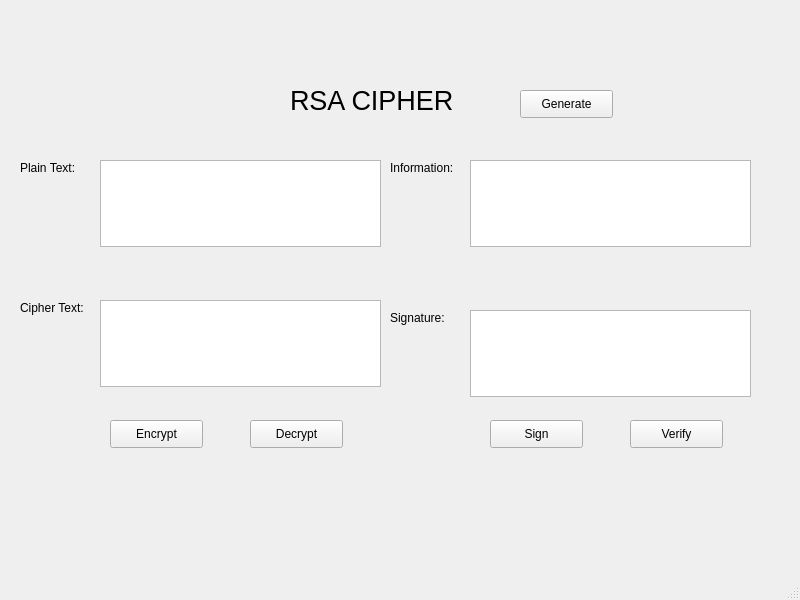
singuyen0312e9/bmtt-hutech-2280602124, file Lab-03/ui/rsa.ui: the form before one commit.
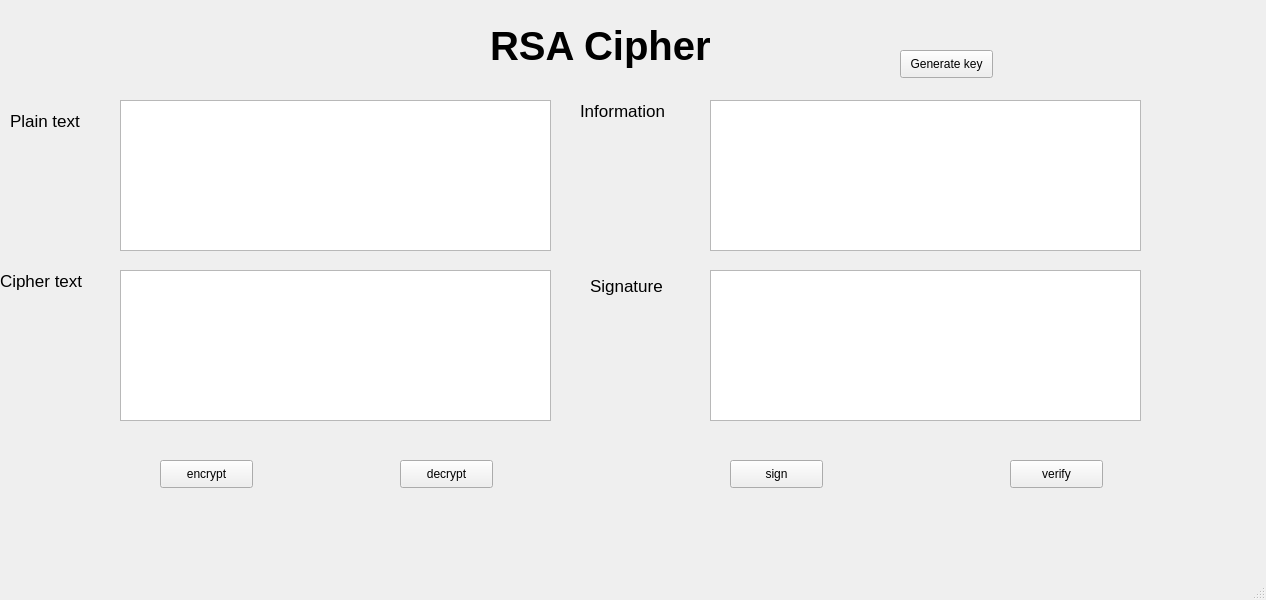
The form after the commit.

```diff
--- a/Lab-03/ui/rsa.ui
+++ b/Lab-03/ui/rsa.ui
@@ -6,7 +6,7 @@
    <rect>
     <x>0</x>
     <y>0</y>
-    <width>800</width>
+    <width>1266</width>
     <height>600</height>
    </rect>
   </property>
@@ -17,176 +17,198 @@
    <widget class="QLabel" name="label">
     <property name="geometry">
      <rect>
-      <x>290</x>
-      <y>60</y>
-      <width>181</width>
-      <height>81</height>
+      <x>490</x>
+      <y>10</y>
+      <width>311</width>
+      <height>71</height>
      </rect>
     </property>
     <property name="font">
      <font>
-      <pointsize>20</pointsize>
+      <pointsize>30</pointsize>
+      <weight>75</weight>
+      <bold>true</bold>
      </font>
     </property>
     <property name="text">
-     <string>RSA CIPHER</string>
+     <string>RSA Cipher</string>
+    </property>
+   </widget>
+   <widget class="QTextEdit" name="txt_plaintext">
+    <property name="geometry">
+     <rect>
+      <x>120</x>
+      <y>100</y>
+      <width>431</width>
+      <height>151</height>
+     </rect>
+    </property>
+   </widget>
+   <widget class="QTextEdit" name="txt_signature">
+    <property name="geometry">
+     <rect>
+      <x>710</x>
+      <y>270</y>
+      <width>431</width>
+      <height>151</height>
+     </rect>
+    </property>
+   </widget>
+   <widget class="QTextEdit" name="txt_ciphertext">
+    <property name="geometry">
+     <rect>
+      <x>120</x>
+      <y>270</y>
+      <width>431</width>
+      <height>151</height>
+     </rect>
+    </property>
+   </widget>
+   <widget class="QTextEdit" name="txt_information">
+    <property name="geometry">
+     <rect>
+      <x>710</x>
+      <y>100</y>
+      <width>431</width>
+      <height>151</height>
+     </rect>
     </property>
    </widget>
    <widget class="QLabel" name="label_2">
     <property name="geometry">
      <rect>
-      <x>20</x>
-      <y>160</y>
-      <width>61</width>
-      <height>16</height>
+      <x>10</x>
+      <y>110</y>
+      <width>101</width>
+      <height>21</height>
      </rect>
     </property>
+    <property name="font">
+     <font>
+      <pointsize>13</pointsize>
+     </font>
+    </property>
     <property name="text">
-     <string>Plain Text:</string>
+     <string>Plain text</string>
     </property>
    </widget>
    <widget class="QLabel" name="label_3">
     <property name="geometry">
      <rect>
-      <x>20</x>
-      <y>300</y>
-      <width>81</width>
-      <height>16</height>
+      <x>0</x>
+      <y>270</y>
+      <width>121</width>
+      <height>21</height>
      </rect>
     </property>
+    <property name="font">
+     <font>
+      <pointsize>13</pointsize>
+     </font>
+    </property>
     <property name="text">
-     <string>Cipher Text:</string>
+     <string>Cipher text</string>
     </property>
    </widget>
    <widget class="QLabel" name="label_4">
     <property name="geometry">
      <rect>
-      <x>390</x>
-      <y>160</y>
-      <width>71</width>
-      <height>16</height>
+      <x>580</x>
+      <y>100</y>
+      <width>121</width>
+      <height>21</height>
      </rect>
     </property>
+    <property name="font">
+     <font>
+      <pointsize>13</pointsize>
+     </font>
+    </property>
     <property name="text">
-     <string>Information:</string>
+     <string>Information</string>
     </property>
    </widget>
    <widget class="QLabel" name="label_5">
     <property name="geometry">
      <rect>
-      <x>390</x>
-      <y>310</y>
-      <width>61</width>
-      <height>16</height>
+      <x>590</x>
+      <y>270</y>
+      <width>111</width>
+      <height>31</height>
      </rect>
     </property>
+    <property name="font">
+     <font>
+      <pointsize>13</pointsize>
+     </font>
+    </property>
     <property name="text">
-     <string>Signature:</string>
+     <string>Signature</string>
     </property>
    </widget>
-   <widget class="QPlainTextEdit" name="plainTextEdit">
+   <widget class="QPushButton" name="btn_encrypt">
     <property name="geometry">
      <rect>
-      <x>100</x>
-      <y>160</y>
-      <width>281</width>
-      <height>87</height>
-     </rect>
-    </property>
-   </widget>
-   <widget class="QPlainTextEdit" name="plainTextEdit_2">
-    <property name="geometry">
-     <rect>
-      <x>100</x>
-      <y>300</y>
-      <width>281</width>
-      <height>87</height>
-     </rect>
-    </property>
-   </widget>
-   <widget class="QPlainTextEdit" name="plainTextEdit_3">
-    <property name="geometry">
-     <rect>
-      <x>470</x>
-      <y>160</y>
-      <width>281</width>
-      <height>87</height>
-     </rect>
-    </property>
-   </widget>
-   <widget class="QPlainTextEdit" name="plainTextEdit_4">
-    <property name="geometry">
-     <rect>
-      <x>470</x>
-      <y>310</y>
-      <width>281</width>
-      <height>87</height>
-     </rect>
-    </property>
-   </widget>
-   <widget class="QPushButton" name="pushButton">
-    <property name="geometry">
-     <rect>
-      <x>110</x>
-      <y>420</y>
+      <x>160</x>
+      <y>460</y>
       <width>93</width>
       <height>28</height>
      </rect>
     </property>
     <property name="text">
-     <string>Encrypt</string>
+     <string>encrypt</string>
     </property>
    </widget>
    <widget class="QPushButton" name="pushButton_2">
     <property name="geometry">
      <rect>
-      <x>250</x>
-      <y>420</y>
+      <x>400</x>
+      <y>460</y>
       <width>93</width>
       <height>28</height>
      </rect>
     </property>
     <property name="text">
-     <string>Decrypt</string>
+     <string>decrypt</string>
     </property>
    </widget>
    <widget class="QPushButton" name="pushButton_3">
     <property name="geometry">
      <rect>
-      <x>630</x>
-      <y>420</y>
+      <x>730</x>
+      <y>460</y>
       <width>93</width>
       <height>28</height>
      </rect>
     </property>
     <property name="text">
-     <string>Verify</string>
+     <string>sign</string>
     </property>
    </widget>
    <widget class="QPushButton" name="pushButton_4">
     <property name="geometry">
      <rect>
-      <x>490</x>
-      <y>420</y>
+      <x>1010</x>
+      <y>460</y>
       <width>93</width>
       <height>28</height>
      </rect>
     </property>
     <property name="text">
-     <string>Sign</string>
+     <string>verify</string>
     </property>
    </widget>
    <widget class="QPushButton" name="pushButton_5">
     <property name="geometry">
      <rect>
-      <x>520</x>
-      <y>90</y>
+      <x>900</x>
+      <y>50</y>
       <width>93</width>
       <height>28</height>
      </rect>
     </property>
     <property name="text">
-     <string>Generate</string>
+     <string>Generate key</string>
     </property>
    </widget>
   </widget>
```
Left out of the diff: 10 changed lines with no effect on the pictures.
